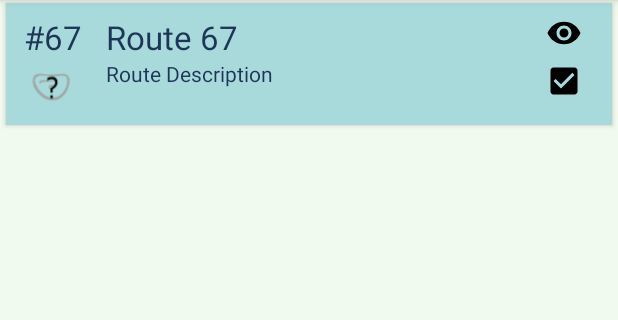
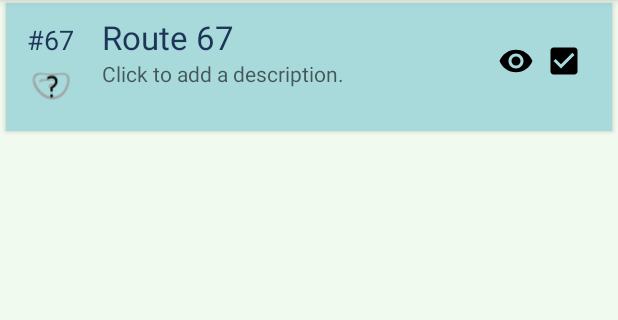
Before and after one commit to tcox11/AttemptTwo, an Android app: the RouteListWatched screen opened directly, with no data from a screen before it, on a phone screen of 412 x 824 dp, the part 84-404 px from its top. Run offline under Robolectric (Android 15) with nearby library versions, the phone set to English and light mode, and no system bars; our stand-ins replace Room's generated code.

```diff
--- a/app/src/main/java/com/example/attempttwo/Route.java
+++ b/app/src/main/java/com/example/attempttwo/Route.java
@@ -56,7 +56,9 @@ public class Route implements Parcelable {
         this.ycoord = ycoord;
     }
 
-    public void setNotes(String notes) { this.notes = notes;  }
+    public void setNotes(String notes) {
+        this.notes = notes;
+    }
 
     public void setWatchlist(Integer watchlist) {
         this.watchlist = watchlist;
@@ -238,8 +240,26 @@ public class Route implements Parcelable {
     }
 
     public String getNameDisplay() {
-        String nameDisplay = "Route " + String.valueOf(getId());
-        return nameDisplay;
+        if (!climberRouteName.trim().isEmpty()) {
+            return climberRouteName;
+        } else if (!setterRouteName.trim().isEmpty()) {
+            return setterRouteName;
+        } else {
+            String nameDisplay = "Route " + String.valueOf(getId());
+            return nameDisplay;
+        }
+    }
+
+    public String getDescriptionDisplay(){
+        if(!climberDescription.trim().isEmpty()){
+            return climberDescription;
+        } else if (!setterDescription.trim().isEmpty()){
+            return setterDescription;
+        } else {
+            Log.d("null", "returning null");
+            return null;
+        }
+
     }
 
     public int getColorID() {
@@ -273,7 +293,7 @@ public class Route implements Parcelable {
 
     }
 
-    public int getAreaIconID(){
+    public int getAreaIconID() {
         int iconID = R.drawable.missing_area_icon;
         String areaName = getArea().toLowerCase().replaceAll(" ", "") + "_area";
         int areaID = MyUtilites.getResId(areaName, R.drawable.class);
--- a/app/src/main/java/com/example/attempttwo/RouteAdapter.java
+++ b/app/src/main/java/com/example/attempttwo/RouteAdapter.java
@@ -76,6 +76,7 @@ public class RouteAdapter extends RecyclerView.Adapter<RecyclerView.ViewHolder>
             holder.textViewRouteNumber.setText(currentRoute.getIDDisplay());
             holder.textViewRouteName.setText(currentRoute.getNameDisplay());
             holder.frameLayout.setBackgroundResource(currentRoute.getColorID());
+            holder.textViewRouteDescription.setText(currentRoute.getDescriptionDisplay());
             holder.holdIcon.setImageResource(currentRoute.getHoldIconID());
 
             //resize.. maybe rewrite this
@@ -123,6 +124,7 @@ public class RouteAdapter extends RecyclerView.Adapter<RecyclerView.ViewHolder>
     class RouteHolder extends RecyclerView.ViewHolder {
         private TextView textViewRouteNumber;
         private TextView textViewRouteName;
+        private TextView textViewRouteDescription;
         private CheckBox checkBoxWatched;
         private CheckBox checkBoxCompleted;
         private FrameLayout frameLayout;
@@ -135,6 +137,7 @@ public class RouteAdapter extends RecyclerView.Adapter<RecyclerView.ViewHolder>
             routeButton = itemView.findViewById(R.id.route_item_button);
             textViewRouteNumber = itemView.findViewById(R.id.route_number);
             textViewRouteName = itemView.findViewById(R.id.route_name);
+            textViewRouteDescription = itemView.findViewById(R.id.route_description);
             checkBoxWatched = itemView.findViewById(R.id.watchedCheckBox);
             checkBoxCompleted = itemView.findViewById(R.id.completedCheckBox);
             holdIcon = itemView.findViewById(R.id.hold_icon);
--- a/app/src/main/res/layout/activity_edit_route.xml
+++ b/app/src/main/res/layout/activity_edit_route.xml
@@ -44,6 +44,7 @@
                     android:layout_height="wrap_content"
                     android:layout_toEndOf="@id/edit_route_number"
                     android:hint="Route name"
+                    android:maxLength="20"
                     android:textAppearance="@style/Base.TextAppearance.AppCompat.Large"
                     android:textColor="@color/textColor" />
 
--- a/app/src/main/res/layout/route_item.xml
+++ b/app/src/main/res/layout/route_item.xml
@@ -21,30 +21,30 @@
             android:id="@+id/route_item_button"
             android:layout_width="match_parent"
             android:layout_height="match_parent"
-            android:stateListAnimator="@null"/>
+            android:stateListAnimator="@null" />
 
 
         <RelativeLayout
             android:layout_width="match_parent"
             android:layout_height="wrap_content"
             android:background="@color/cardColour"
+            android:gravity="center_vertical"
             android:minHeight="80dp"
-            android:gravity="center_vertical"
             android:padding="8dp">
 
             <RelativeLayout
                 android:id="@+id/route_item_lhs"
                 android:layout_width="wrap_content"
-                android:layout_height="wrap_content">
+                android:layout_height="wrap_content"
+                android:layout_centerVertical="true">
 
                 <TextView
                     android:id="@+id/route_number"
-                    android:layout_centerHorizontal="true"
                     android:layout_width="wrap_content"
                     android:layout_height="wrap_content"
-                    android:layout_alignParentStart="true"
+                    android:layout_centerHorizontal="true"
                     android:text="#??"
-                    android:textAppearance="@style/Base.TextAppearance.AppCompat.Large"
+                    android:textAppearance="@style/Base.TextAppearance.AppCompat.Medium"
                     android:textColor="@color/textColor" />
 
 
@@ -64,9 +64,10 @@
             <RelativeLayout
                 android:layout_width="match_parent"
                 android:layout_height="wrap_content"
+                android:layout_centerVertical="true"
                 android:layout_marginStart="16dp"
                 android:layout_marginEnd="16dp"
-                android:layout_toStartOf="@id/route_item_rhs"
+                android:layout_toStartOf="@id/watchedCheckBox"
                 android:layout_toEndOf="@id/route_item_lhs">
 
 
@@ -83,23 +84,21 @@
                     android:id="@+id/route_description"
                     android:layout_width="wrap_content"
                     android:layout_height="wrap_content"
+                    android:minHeight="40dp"
                     android:layout_below="@id/route_name"
-                    android:text="Route Description"
+                    android:hint="Click to add a description."
                     android:textColor="@color/textColor" />
 
 
             </RelativeLayout>
 
-            <RelativeLayout
-                android:id="@+id/route_item_rhs"
-                android:layout_width="wrap_content"
-                android:layout_height="wrap_content"
-                android:layout_alignParentEnd="true">
 
             <CheckBox
                 android:id="@+id/watchedCheckBox"
                 android:layout_width="wrap_content"
                 android:layout_height="wrap_content"
+                android:layout_centerVertical="true"
+                android:layout_toStartOf="@id/completedCheckBox"
                 android:button="@drawable/watched_checkbox" />
 
 
@@ -107,12 +106,9 @@
                 android:id="@+id/completedCheckBox"
                 android:layout_width="wrap_content"
                 android:layout_height="wrap_content"
-                    android:layout_below="@id/watchedCheckBox"
+                android:layout_alignParentEnd="true"
+                android:layout_centerVertical="true"
                 android:button="@drawable/completed_checkbox" />
-
-
-
-            </RelativeLayout>
 
 
         </RelativeLayout>
```
Also changed, not shown: app/src/main/java/com/example/attempttwo/EditRoute.java (+5 -2 lines), app/src/main/java/com/example/attempttwo/MainActivity.java (+0 -15 lines), app/src/main/res/layout/activity_main.xml (+5 -16 lines). Lines whose indentation alone changed are shown as unchanged.
